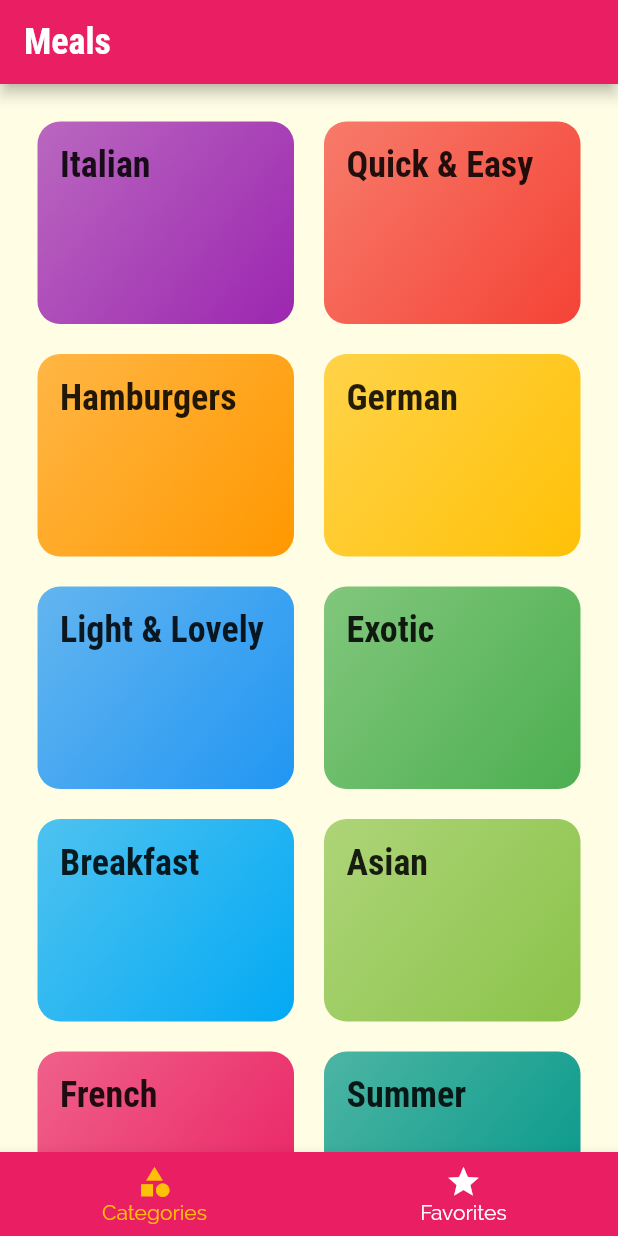
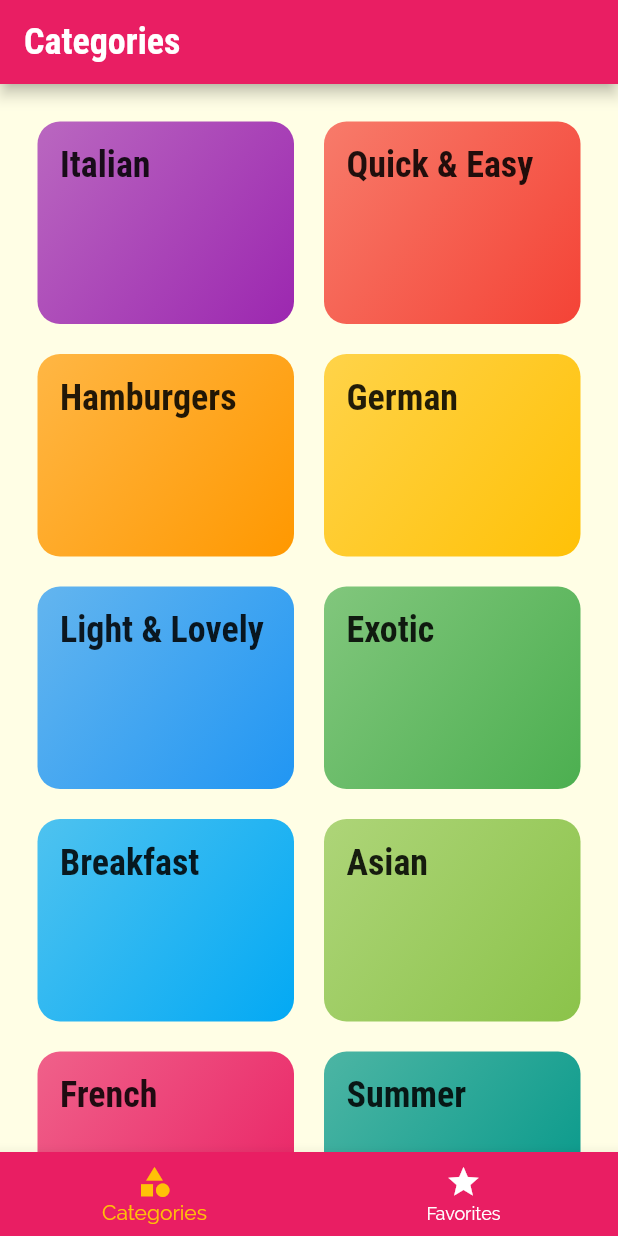
Before and after one commit to samuel-owie/meals_app, a Flutter app: the screen it shows after launch, on a phone screen of 412 x 824 dp. Run offline on Flutter 3.47's test engine with Material 2 defaults, Android fonts, the phone set to English and light mode, and no system bars.

Commit message:
refined bottom tabs

```diff
--- a/lib/screens/tabs_screen_bottom.dart
+++ b/lib/screens/tabs_screen_bottom.dart
@@ -11,9 +11,15 @@ class TabsScreenB extends StatefulWidget {
 
 class _TabsScreenBState extends State<TabsScreenB> {
 
-  final List<Widget> _pages = [
-    CategoriesScreen(),
-    FavoritesScreen(),
+  final List<Map<String, Object>> _pages = [
+    {
+      'page':CategoriesScreen(),
+      'title': 'Categories'
+    },
+    {
+      'page':FavoritesScreen(),
+      'title': 'Your Favorites'
+    },
   ];
 
   int _selectedPageIndex = 0;
@@ -28,9 +34,9 @@ class _TabsScreenBState extends State<TabsScreenB> {
   Widget build(BuildContext context) {
     return Scaffold(
         appBar: AppBar(
-          title: Text('Meals',),
+          title: Text(_pages[_selectedPageIndex]['title'],),
         ),
-        body: _pages[_selectedPageIndex],
+        body: _pages[_selectedPageIndex]['page'],
         bottomNavigationBar: BottomNavigationBar(
           onTap: _selectPage,
           backgroundColor: Theme.of(context).primaryColor,
@@ -38,13 +44,16 @@ class _TabsScreenBState extends State<TabsScreenB> {
           selectedItemColor: Theme.of(context).accentColor,
           currentIndex: _selectedPageIndex,
           selectedFontSize: 14,
-          unselectedFontSize: 14,
+          unselectedFontSize: 12,
+          //type: BottomNavigationBarType.shifting,
           items: [
             BottomNavigationBarItem(
+              backgroundColor: Theme.of(context).primaryColor,
               icon: Icon(Icons.category),
               title: Text('Categories'),
             ),
             BottomNavigationBarItem(
+              backgroundColor: Theme.of(context).primaryColor,
               icon: Icon(Icons.star),
               title: Text('Favorites'),
             ),
```
